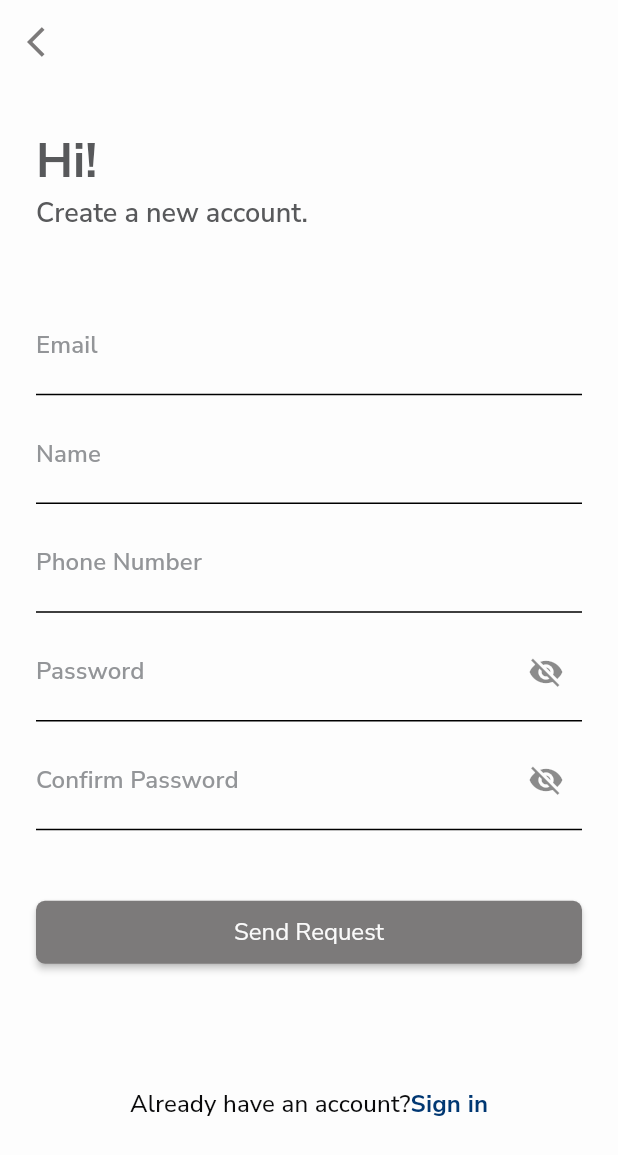
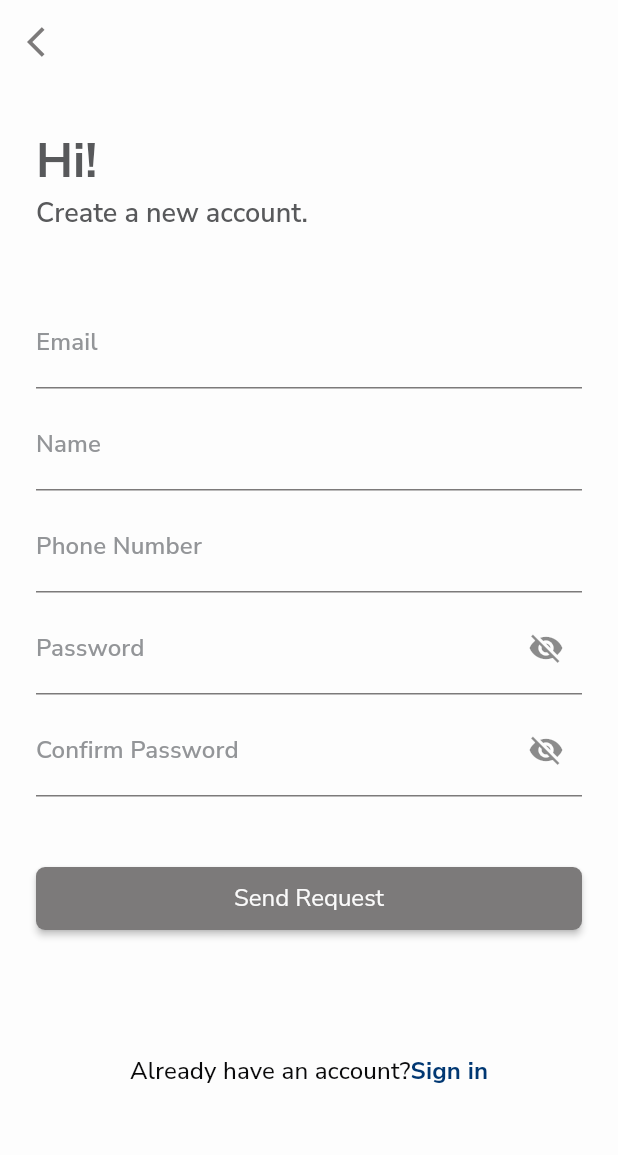
Before and after one commit to Hassan-Ali-Syed/sales_person_app, a Flutter app: the SignUpScreen screen opened by its route, on a phone screen of 412 x 824 dp. Shown: the top 1155 px of the screen. Run offline on Flutter 3.47's test engine with Material 3 defaults, Android fonts, the phone set to English and light mode, and no system bars; our stand-ins replace dio, get, get_storage, google_fonts, graphql_flutter, pretty_dio_logger and 1 more; missing offline and left inert: bottom_navbar_with_indicator, flutter_barcode_scanner; accounts and stored records are empty; network calls fail.

```diff
--- a/lib/constants/strings.dart
+++ b/lib/constants/strings.dart
@@ -33,6 +33,7 @@ class AppStrings {
   static const String HOME_TITLE = 'Home';
   static const String CUSTOMER_TITLE = 'Customer';
   static const String CONTACT_TITLE = 'Contact';
+  static const String SHIP_TO_ADD = 'Ship to Add';
   static const String MORE_TITLE = 'More';
   static const String ADD_CONTACT = 'Add contact';
   static const String CUSTOMER_VISIT = 'Customer Visit';
--- a/lib/routes/app_pages.dart
+++ b/lib/routes/app_pages.dart
@@ -2,6 +2,8 @@ import 'package:get/get.dart';
 import 'package:sales_person_app/routes/app_routes.dart';
 import 'package:sales_person_app/views/add_attendee/bindings/add_attendee_binding.dart';
 import 'package:sales_person_app/views/add_attendee/views/add_attendee_screen.dart';
+import 'package:sales_person_app/views/add_ship_to_address/bindings/add_ship_to_address_binding.dart';
+import 'package:sales_person_app/views/add_ship_to_address/views/add_ship_to_address_screen.dart';
 import 'package:sales_person_app/views/customer_visit/bindings/customer_visit_binding.dart';
 import 'package:sales_person_app/views/customer_visit/views/customer_visit_screen.dart';
 import 'package:sales_person_app/views/main_page/views/contact_page_screen.dart';
@@ -67,5 +69,10 @@ class AppPages {
       page: () => AddAttendeeScreen(),
       binding: AddAttendeeBinding(),
     ),
+    GetPage(
+      name: AppRoutes.ADD_SHIP_TO_ADDRESS,
+      page: () =>  AddShipToAddressScreen(),
+      binding: AddShipToAddressBinding(),
+    ),
   ];
 }
--- a/lib/routes/app_routes.dart
+++ b/lib/routes/app_routes.dart
@@ -1,6 +1,7 @@
 // ignore_for_file: constant_identifier_names
 
 import 'package:sales_person_app/views/add_attendee/views/add_attendee_screen.dart';
+import 'package:sales_person_app/views/add_ship_to_address/views/add_ship_to_address_screen.dart';
 import 'package:sales_person_app/views/customer_visit/views/customer_visit_screen.dart';
 import 'package:sales_person_app/views/main_page/views/contact_page_screen.dart';
 import 'package:sales_person_app/views/main_page/views/customer_page_screen.dart';
@@ -22,4 +23,5 @@ class AppRoutes {
   static const String MORE_PAGE = MorePageScreen.routeName;
   static const String ADD_ATTENDEE_PAGE = AddAttendeeScreen.routeName;
   static const String CUSTOMER_VISIT = CustomerVisitScreen.routeName;
+  static const String ADD_SHIP_TO_ADDRESS = AddShipToAddressScreen.routeName;
 }
--- /dev/null
+++ b/lib/views/add_ship_to_address/controller/add_ship_to_address_controller.dart
@@ -0,0 +1,3 @@
+import 'package:get/get.dart';
+
+class AddShipToAddressController extends GetxController {}
--- a/lib/views/customer_visit/controllers/customer_visit_controller.dart
+++ b/lib/views/customer_visit/controllers/customer_visit_controller.dart
@@ -24,6 +24,7 @@ class CustomerVisitController extends GetxController {
   void onInit() async {
     super.onInit();
     await getCustomersFromGraphQL();
+    // await addTliCustomerModel();
   }
 
   final GlobalKey<ScaffoldState> customerVisitScaffoldKey =
@@ -423,6 +424,7 @@ class CustomerVisitController extends GetxController {
 
   addTliCustomerModel(response) {
     tliCustomers = TliCustomers.fromJson(response);
+    // tliCustomers = Preferences().getCustomerRecords();
     isLoading.value = false;
   }
 
--- a/lib/views/sign_in/controller/sign_in_controller.dart
+++ b/lib/views/sign_in/controller/sign_in_controller.dart
@@ -32,8 +32,8 @@ class SignInController extends GetxController {
     super.onInit();
     Preferences().clearAll();
 
-    emailController = TextEditingController();
-    passwordController = TextEditingController();
+    emailController = TextEditingController(text: 'Hassan@gmail.com');
+    passwordController = TextEditingController(text: 'hassan123');
   }
 
   @override
--- a/lib/widgets/custom_textfield.dart
+++ b/lib/widgets/custom_textfield.dart
@@ -1,5 +1,6 @@
 import 'dart:developer';
 import 'package:flutter/material.dart';
+import 'package:sales_person_app/constants/constants.dart';
 import 'package:sales_person_app/extensions/context_extension.dart';
 
 class CustomTextField extends StatefulWidget {
@@ -49,7 +50,9 @@ class _CustomTextFieldState extends State<CustomTextField> {
     return TextField(
       controller: widget.controller,
       focusNode: _focusNode,
-      style: context.titleMedium.copyWith(
+      style: context.bodySmall.copyWith(
+        fontSize: Sizes.TEXT_SIZE_16,
+        fontWeight: FontWeight.w400,
         color: const Color(0xff58595B),
       ),
       keyboardType: widget.keyBoardType ?? TextInputType.text,
@@ -62,10 +65,6 @@ class _CustomTextFieldState extends State<CustomTextField> {
             fontWeight: FontWeight.w600,
             color: const Color(0xff939598),
           ),
-          hintStyle: context.titleSmall.copyWith(
-            fontWeight: FontWeight.w600,
-            color: const Color(0xff939598),
-          ),
           label: Text(
             widget.hinttext,
             style: context.titleSmall.copyWith(
@@ -73,8 +72,16 @@ class _CustomTextFieldState extends State<CustomTextField> {
               color: const Color(0xff939598),
             ),
           ),
-          focusedBorder: const UnderlineInputBorder(),
-          enabledBorder: const UnderlineInputBorder(),
+          focusedBorder: const UnderlineInputBorder(
+            borderSide: BorderSide(
+              color: Color(0xff7C7A7A),
+            ),
+          ),
+          enabledBorder: const UnderlineInputBorder(
+            borderSide: BorderSide(
+              color: Color(0xff7C7A7A),
+            ),
+          ),
           suffixIcon: widget.suffixIcon),
     );
   }
```
Also changed, not shown: lib/preferences/preferences.dart (+8 -1 lines), lib/views/add_ship_to_address/bindings/add_ship_to_address_binding.dart (added, +11 -0 lines), lib/views/add_ship_to_address/views/add_ship_to_address_screen.dart (added, +84 -0 lines), lib/views/customer_visit/views/customer_visit_screen.dart (+9 -6 lines), lib/views/main_page/controllers/main_page_controller.dart (+43 -1 lines).
